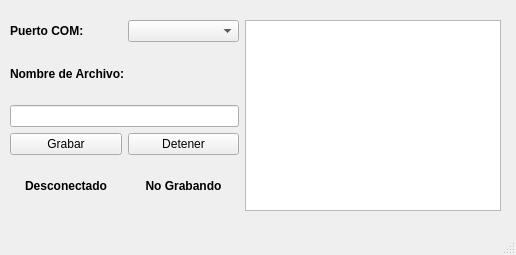
First picture: the form in Playground/Qcreator/RecordData/mainwindow.ui, repository Bespi123/Satellite_Attitude_Control, before the edit.
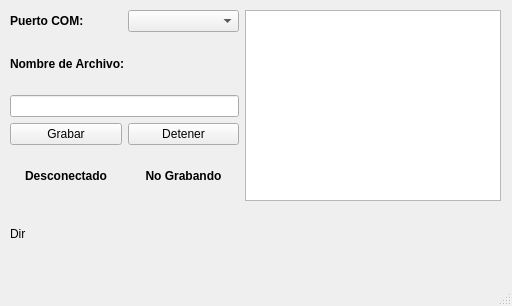
Second picture: the form after the edit.

Patch:
```diff
--- a/Playground/Qcreator/RecordData/mainwindow.ui
+++ b/Playground/Qcreator/RecordData/mainwindow.ui
@@ -6,8 +6,8 @@
    <rect>
     <x>0</x>
     <y>0</y>
-    <width>516</width>
-    <height>255</height>
+    <width>512</width>
+    <height>306</height>
    </rect>
   </property>
   <property name="windowTitle">
@@ -18,7 +18,7 @@
     <property name="geometry">
      <rect>
       <x>10</x>
-      <y>20</y>
+      <y>10</y>
       <width>491</width>
       <height>191</height>
      </rect>
@@ -113,20 +113,29 @@
       </layout>
      </item>
      <item>
-      <widget class="QTextBrowser" name="textBrowser">
-       <property name="enabled">
-        <bool>true</bool>
-       </property>
-       <property name="mouseTracking">
-        <bool>true</bool>
-       </property>
-       <property name="tabletTracking">
-        <bool>true</bool>
-       </property>
-      </widget>
+      <widget class="QTextBrowser" name="textBrowser"/>
      </item>
     </layout>
    </widget>
+   <widget class="QLabel" name="label_dir">
+    <property name="geometry">
+     <rect>
+      <x>10</x>
+      <y>220</y>
+      <width>491</width>
+      <height>27</height>
+     </rect>
+    </property>
+    <property name="cursor">
+     <cursorShape>IBeamCursor</cursorShape>
+    </property>
+    <property name="acceptDrops">
+     <bool>true</bool>
+    </property>
+    <property name="text">
+     <string>Dir</string>
+    </property>
+   </widget>
   </widget>
   <widget class="QMenuBar" name="menubar">
    <property name="geometry">
```
Left out of the diff: 2 changed lines with no effect on the pictures.
